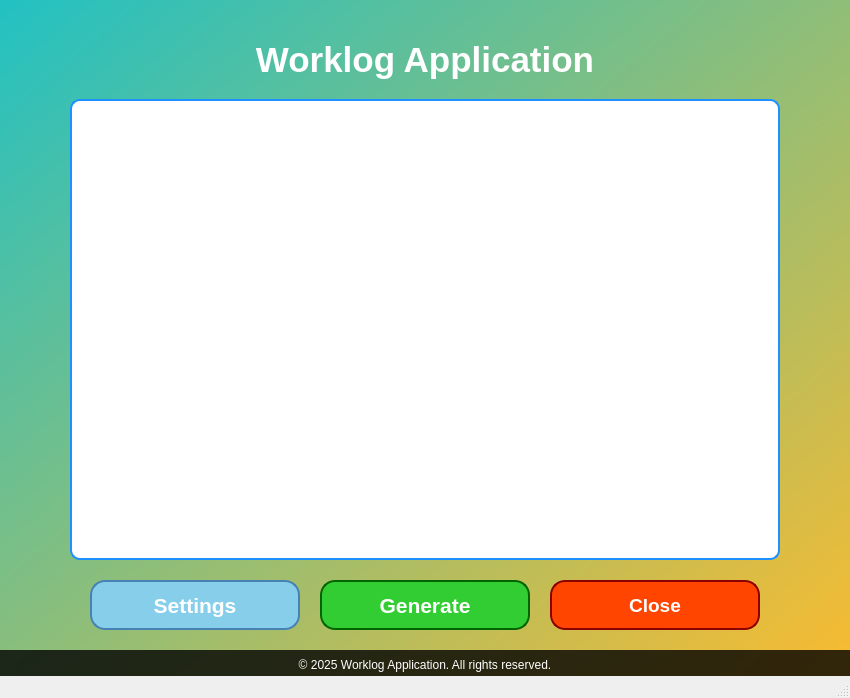
This is worklog.ui in nakkasoft/das-worklog as Qt 5 draws it before an edit. The edited form follows.
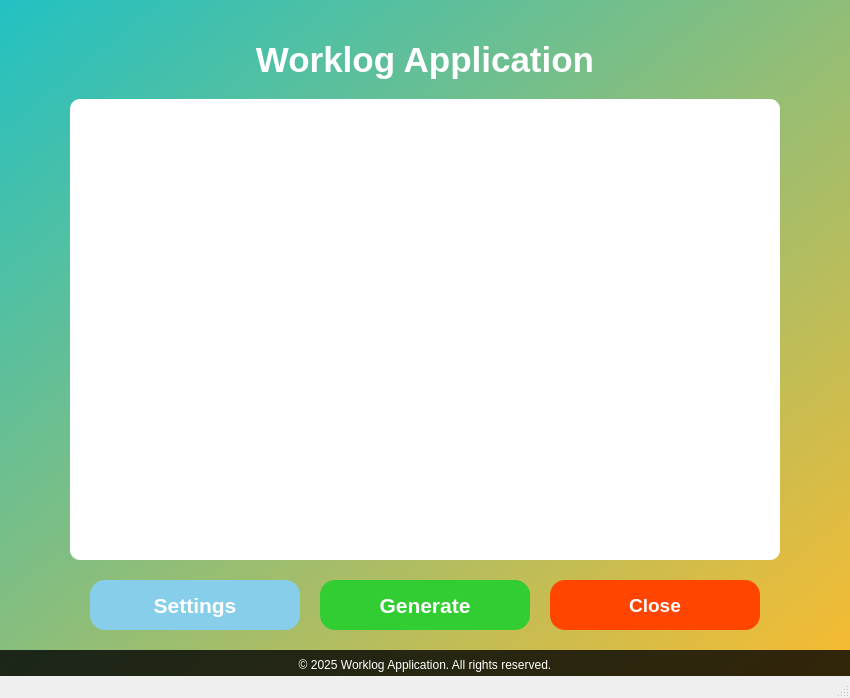
This is the edited form. Icons and pictures are not drawn.

What changed in the file:
```diff
--- a/worklog.ui
+++ b/worklog.ui
@@ -87,9 +87,9 @@
     <property name="styleSheet">
      <string notr="true">
        QTextEdit {
-         border: 2px solid #1e90ff;
+         border: none;
          border-radius: 10px;
-         background-color: rgb(255, 255, 255);
+         background-color: rgb(255, 255, 255); /* Solid white background */
          padding: 10px;
          font-size: 12px;
          color: #333;
@@ -167,7 +167,7 @@
     <property name="styleSheet">
      <string notr="true">
        QPushButton {
-         border: 2px solid #006400;
+         border: none;
          background-color: #32cd32;
          border-radius: 15px;
          color: white;
@@ -205,7 +205,7 @@
     <property name="styleSheet">
      <string notr="true">
        QPushButton {
-         border: 2px solid #8b0000;
+         border: none;
          background-color: #ff4500;
          border-radius: 15px;
          color: white;
@@ -243,7 +243,7 @@
     <property name="styleSheet">
      <string notr="true">
        QPushButton {
-         border: 2px solid #4682b4;
+         border: none;
          background-color: #87ceeb;
          border-radius: 15px;
          color: white;
```
Left out of the diff: 1 changed line with no effect on the pictures.
